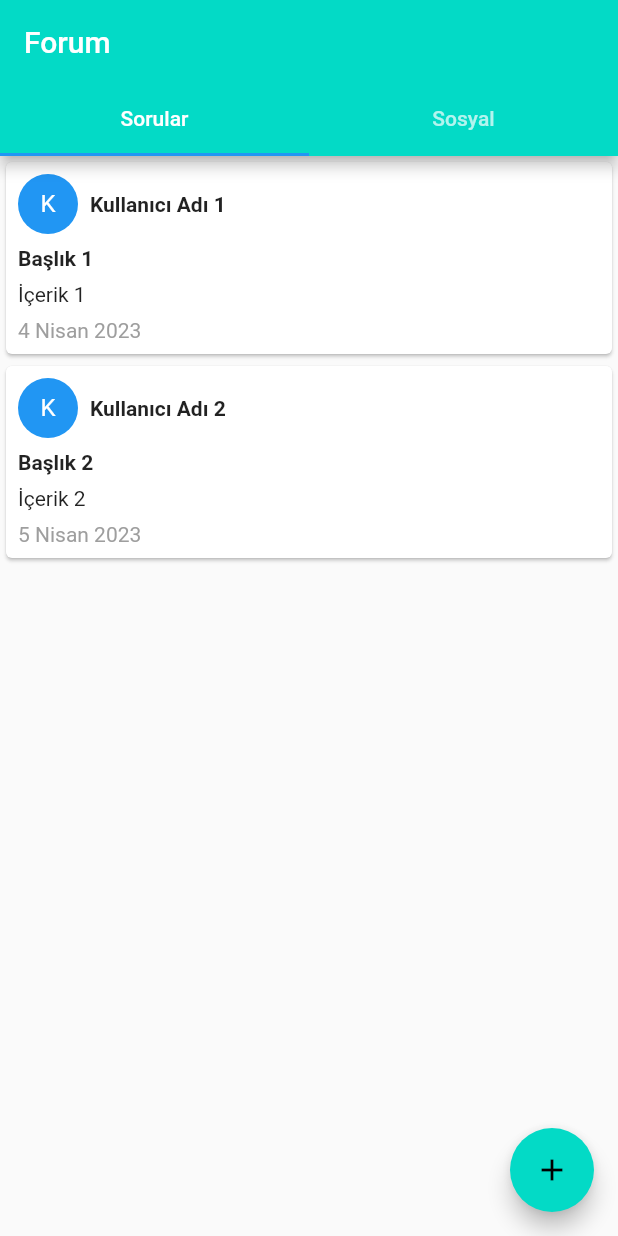
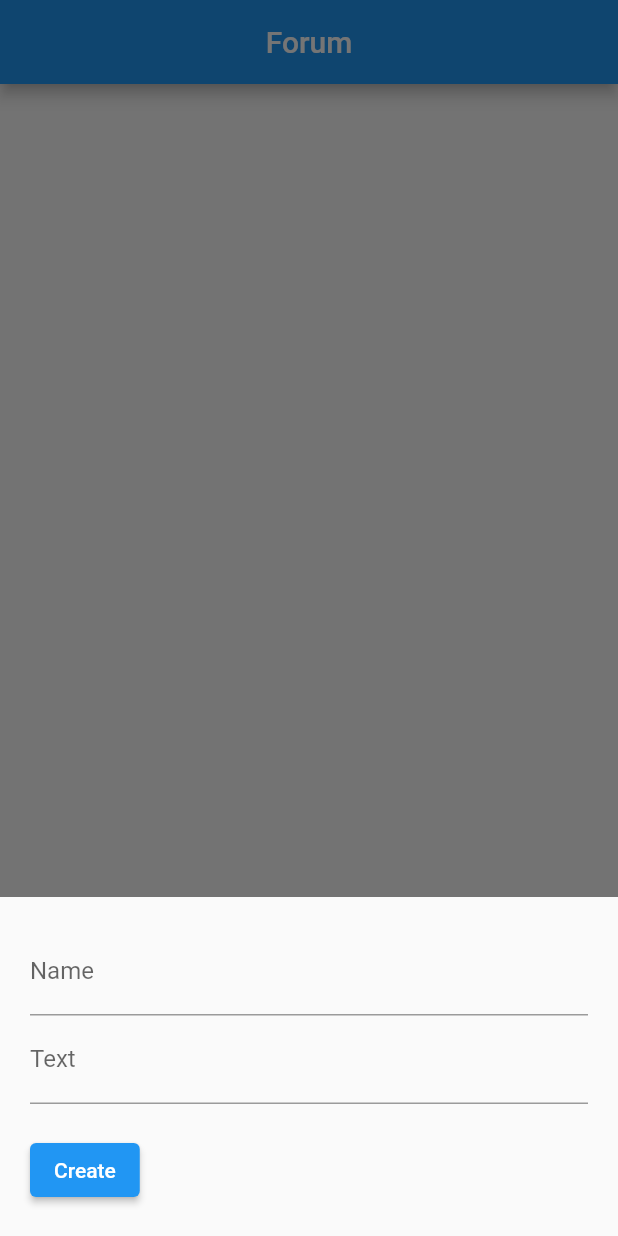
Before and after one commit to Rcpsngl/academy_mobile, a Flutter app: the screen it shows once a user with an empty profile is signed in, after a tap on the "add" icon, on a phone screen of 412 x 824 dp. Run offline on Flutter 3.47's test engine with Material 2 defaults, Android fonts, the phone set to English and light mode, and no system bars; our stand-ins replace cloud_firestore, firebase_auth, firebase_core; accounts and stored records are empty; network calls fail.

Commit message:
home page update

```diff
--- a/academy/lib/pages/auth_page.dart
+++ b/academy/lib/pages/auth_page.dart
@@ -15,7 +15,7 @@ class AuthPage extends StatelessWidget {
         builder: (context, snapshot) {
           // kullanici girisi basarili
           if (snapshot.hasData) {
-            return ForumScreen();
+            return HomePage();
           }
           //kullanici girisi basarisiz
           else {
--- a/academy/lib/pages/home_page.dart
+++ b/academy/lib/pages/home_page.dart
@@ -1,175 +1,179 @@
 import 'package:flutter/material.dart';
+import 'package:cloud_firestore/cloud_firestore.dart';
 
-class ForumScreen extends StatelessWidget {
+class HomePage extends StatefulWidget {
+  const HomePage({Key? key}) : super(key: key);
+
   @override
-  Widget build(BuildContext context) {
-    return DefaultTabController(
-      length: 2, // Sekme sayısı
-      child: Scaffold(
-        floatingActionButton: FloatingActionButton(
-          backgroundColor: const Color(0xff03dac6),
-          child: Icon(Icons.add),
-          foregroundColor: Colors.black,
-          onPressed: () {},
-        ),
-        appBar: AppBar(
-          backgroundColor: const Color(0xff03dac6),
-          title: Text('Forum'),
-          bottom: TabBar(
-            tabs: [
-              Tab(text: 'Sorular'),
-              Tab(text: 'Sosyal'),
-            ],
-          ),
-        ),
-        body: TabBarView(
-          children: [
-            ForumTab(
-              title: 'Sorular',
-              posts: [
-                ForumPost(
-                  username: 'Kullanıcı Adı 1',
-                  postTitle: 'Başlık 1',
-                  postContent: 'İçerik 1',
-                  postDate: '4 Nisan 2023',
+  _HomePageState createState() => _HomePageState();
+}
+
+class _HomePageState extends State<HomePage> {
+// text fields' controllers
+  final TextEditingController _nameController = TextEditingController();
+  final TextEditingController _text = TextEditingController();
+
+  final CollectionReference _products =
+      FirebaseFirestore.instance.collection('products');
+
+  Future<void> _create([DocumentSnapshot? documentSnapshot]) async {
+    await showModalBottomSheet(
+        isScrollControlled: true,
+        context: context,
+        builder: (BuildContext ctx) {
+          return Padding(
+            padding: EdgeInsets.only(
+                top: 20,
+                left: 20,
+                right: 20,
+                bottom: MediaQuery.of(ctx).viewInsets.bottom + 20),
+            child: Column(
+              mainAxisSize: MainAxisSize.min,
+              crossAxisAlignment: CrossAxisAlignment.start,
+              children: [
+                TextField(
+                  controller: _nameController,
+                  decoration: const InputDecoration(labelText: 'Name'),
                 ),
-                ForumPost(
-                  username: 'Kullanıcı Adı 2',
-                  postTitle: 'Başlık 2',
-                  postContent: 'İçerik 2',
-                  postDate: '5 Nisan 2023',
+                TextField(
+                  controller: _text,
+                  decoration: const InputDecoration(
+                    labelText: 'Text',
+                  ),
                 ),
+                const SizedBox(
+                  height: 20,
+                ),
+                ElevatedButton(
+                  child: const Text('Create'),
+                  onPressed: () async {
+                    final String name = _nameController.text;
+                    final String text = _text.text;
+                    if (text.isNotEmpty) {
+                      await _products.add({"name": name, "text": text});
+
+                      _nameController.text = '';
+                      _text.text = '';
+                      Navigator.of(context).pop();
+                    }
+                  },
+                )
               ],
             ),
-            ForumTab(
-              title: 'Sosyal',
-              posts: [
-                ForumPost(
-                  username: 'Kullanıcı Adı 3',
-                  postTitle: 'Başlık 3',
-                  postContent: 'İçerik 3',
-                  postDate: '6 Nisan 2023',
+          );
+        });
+  }
+
+  Future<void> _update([DocumentSnapshot? documentSnapshot]) async {
+    if (documentSnapshot != null) {
+      _nameController.text = documentSnapshot['name'];
+      _text.text = documentSnapshot['text'];
+    }
+
+    await showModalBottomSheet(
+        isScrollControlled: true,
+        context: context,
+        builder: (BuildContext ctx) {
+          return Padding(
+            padding: EdgeInsets.only(
+                top: 20,
+                left: 20,
+                right: 20,
+                bottom: MediaQuery.of(ctx).viewInsets.bottom + 20),
+            child: Column(
+              mainAxisSize: MainAxisSize.min,
+              crossAxisAlignment: CrossAxisAlignment.start,
+              children: [
+                TextField(
+                  controller: _nameController,
+                  decoration: const InputDecoration(labelText: 'Name'),
                 ),
-                ForumPost(
-                  username: 'Kullanıcı Adı 4',
-                  postTitle: 'Başlık 4',
-                  postContent: 'İçerik 4',
-                  postDate: '7 Nisan 2023',
+                TextField(
+                  controller: _text,
+                  decoration: const InputDecoration(
+                    labelText: 'Text',
+                  ),
                 ),
-                ForumPost(
-                  username: 'Kullanıcı Adı 5',
-                  postTitle: 'Başlık 5',
-                  postContent: 'İçerik 4',
-                  postDate: '7 Nisan 2023',
+                const SizedBox(
+                  height: 20,
                 ),
+                ElevatedButton(
+                  child: const Text('Update'),
+                  onPressed: () async {
+                    final String name = _nameController.text;
+                    final String text = _text.text;
+                    if (text.isNotEmpty) {
+                      await _products
+                          .doc(documentSnapshot!.id)
+                          .update({"name": name, "text": text});
+                      _nameController.text = '';
+                      _text.text = '';
+                      Navigator.of(context).pop();
+                    }
+                  },
+                )
               ],
             ),
-          ],
-        ),
-      ),
-    );
+          );
+        });
   }
-}
 
-class ForumTab extends StatelessWidget {
-  final String title;
-  final List<ForumPost> posts;
+  Future<void> _delete(String productId) async {
+    await _products.doc(productId).delete();
 
-  ForumTab({
-    required this.title,
-    required this.posts,
-  });
+    ScaffoldMessenger.of(context).showSnackBar(const SnackBar(
+        content: Text('You have successfully deleted a product')));
+  }
 
   @override
   Widget build(BuildContext context) {
-    return ListView.builder(
-      itemCount: posts.length,
-      itemBuilder: (BuildContext context, int index) {
-        return ForumCard(
-          username: posts[index].username,
-          postTitle: posts[index].postTitle,
-          postContent: posts[index].postContent,
-          postDate: posts[index].postDate,
-        );
-      },
-    );
+    return Scaffold(
+        appBar: AppBar(
+          title: const Center(child: Text('Forum')),
+        ),
+        body: StreamBuilder(
+          stream: _products.snapshots(),
+          builder: (context, AsyncSnapshot<QuerySnapshot> streamSnapshot) {
+            if (streamSnapshot.hasData) {
+              return ListView.builder(
+                itemCount: streamSnapshot.data!.docs.length,
+                itemBuilder: (context, index) {
+                  final DocumentSnapshot documentSnapshot =
+                      streamSnapshot.data!.docs[index];
+                  return Card(
+                    margin: const EdgeInsets.all(10),
+                    child: ListTile(
+                      title: Text(documentSnapshot['name']),
+                      subtitle: Text(documentSnapshot['text']),
+                      trailing: SizedBox(
+                        width: 100,
+                        child: Row(
+                          children: [
+                            IconButton(
+                                icon: const Icon(Icons.edit),
+                                onPressed: () => _update(documentSnapshot)),
+                            IconButton(
+                                icon: const Icon(Icons.delete),
+                                onPressed: () => _delete(documentSnapshot.id)),
+                          ],
+                        ),
+                      ),
+                    ),
+                  );
+                },
+              );
+            }
+
+            return const Center(
+              child: CircularProgressIndicator(),
+            );
+          },
+        ),
+// Add new product
+        floatingActionButton: FloatingActionButton(
+          onPressed: () => _create(),
+          child: const Icon(Icons.add),
+        ),
+        floatingActionButtonLocation: FloatingActionButtonLocation.centerFloat);
   }
 }
-
-class ForumPost {
-  final String username;
-  final String postTitle;
-  final String postContent;
-  final String postDate;
-
-  ForumPost({
-    required this.username,
-    required this.postTitle,
-    required this.postContent,
-    required this.postDate,
-  });
-}
-
-class ForumCard extends StatelessWidget {
-  final String username;
-  final String postTitle;
-  final String postContent;
-  final String postDate;
-
-  ForumCard({
-    required this.username,
-    required this.postTitle,
-    required this.postContent,
-    required this.postDate,
-  });
-
-  @override
-  Widget build(BuildContext context) {
-    return Card(
-      child: Padding(
-        padding: const EdgeInsets.all(8.0),
-        child: Column(
-          crossAxisAlignment: CrossAxisAlignment.start,
-          children: [
-            Row(
-              children: [
-                CircleAvatar(
-                  child: Text(
-                    username[0],
-                    style: TextStyle(
-                      color: Colors.white,
-                    ),
-                  ),
-                  backgroundColor: Colors.blue,
-                ),
-                SizedBox(width: 8),
-                Text(
-                  username,
-                  style: TextStyle(
-                    fontWeight: FontWeight.bold,
-                  ),
-                ),
-              ],
-            ),
-            SizedBox(height: 8),
-            Text(
-              postTitle,
-              style: TextStyle(
-                fontWeight: FontWeight.bold,
-              ),
-            ),
-            SizedBox(height: 8),
-            Text(postContent),
-            SizedBox(height: 8),
-            Text(
-              postDate,
-              style: TextStyle(
-                color: Colors.grey,
-              ),
-            ),
-          ],
-        ),
-      ),
-    );
-  }
-}
```
